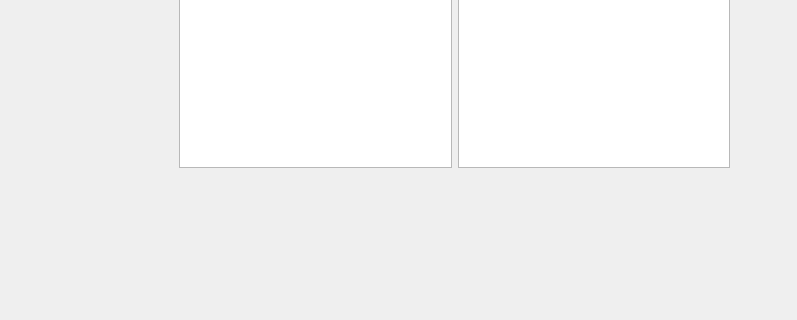
The window that src/alfa_CR6_ui/ui/test.ui (alfa-sw/alfa_cr6) describes before a commit, drawn with Qt 5; both pictures show x 0 to 797 and y 272 to 592 of the 1001 by 592 pixel window.
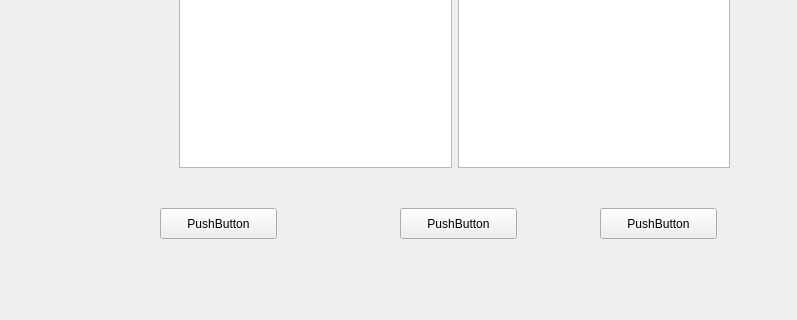
The same window after the commit.

What changed in the file:
```diff
--- a/src/alfa_CR6_ui/ui/test.ui
+++ b/src/alfa_CR6_ui/ui/test.ui
@@ -31,6 +31,51 @@
     </item>
    </layout>
   </widget>
+  <widget class="QPushButton" name="pushButton">
+   <property name="geometry">
+    <rect>
+     <x>160</x>
+     <y>480</y>
+     <width>117</width>
+     <height>31</height>
+    </rect>
+   </property>
+   <property name="text">
+    <string>PushButton</string>
+   </property>
+   <attribute name="buttonGroup">
+    <string notr="true">buttonGroup</string>
+   </attribute>
+  </widget>
+  <widget class="QPushButton" name="pushButton_2">
+   <property name="geometry">
+    <rect>
+     <x>400</x>
+     <y>480</y>
+     <width>117</width>
+     <height>31</height>
+    </rect>
+   </property>
+   <property name="text">
+    <string>PushButton</string>
+   </property>
+   <attribute name="buttonGroup">
+    <string notr="true">buttonGroup</string>
+   </attribute>
+  </widget>
+  <widget class="QPushButton" name="pushButton_3">
+   <property name="geometry">
+    <rect>
+     <x>600</x>
+     <y>480</y>
+     <width>117</width>
+     <height>31</height>
+    </rect>
+   </property>
+   <property name="text">
+    <string>PushButton</string>
+   </property>
+  </widget>
  </widget>
  <resources/>
  <connections/>
```
Left out of the diff: 3 changed lines with no effect on the pictures.
